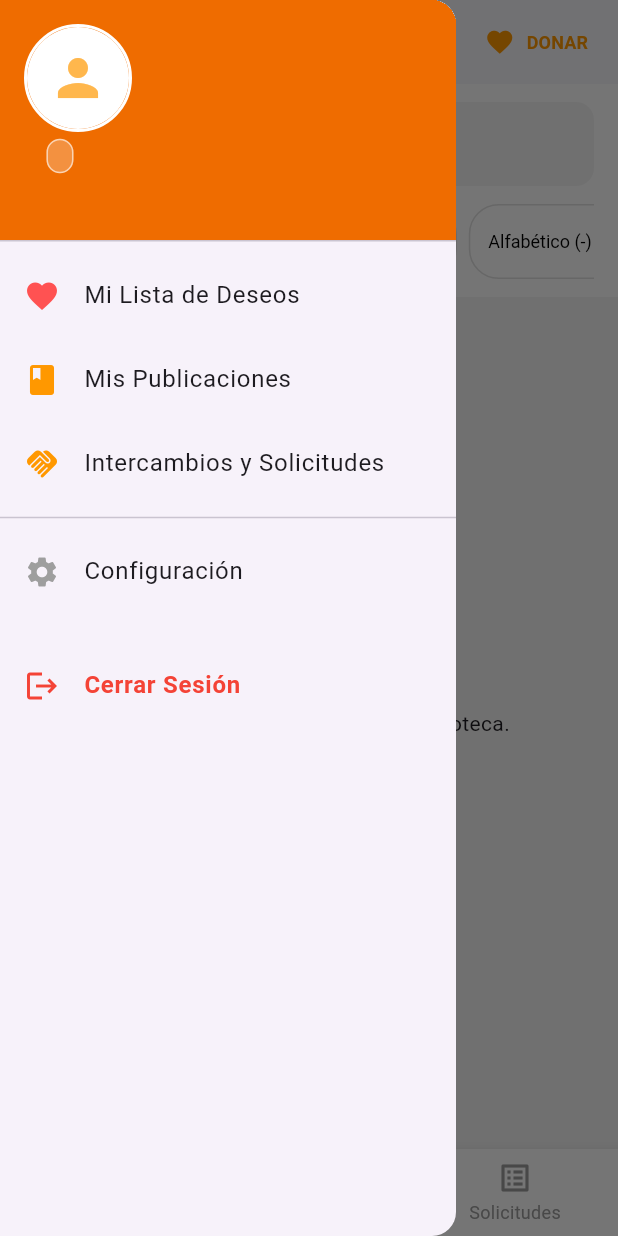
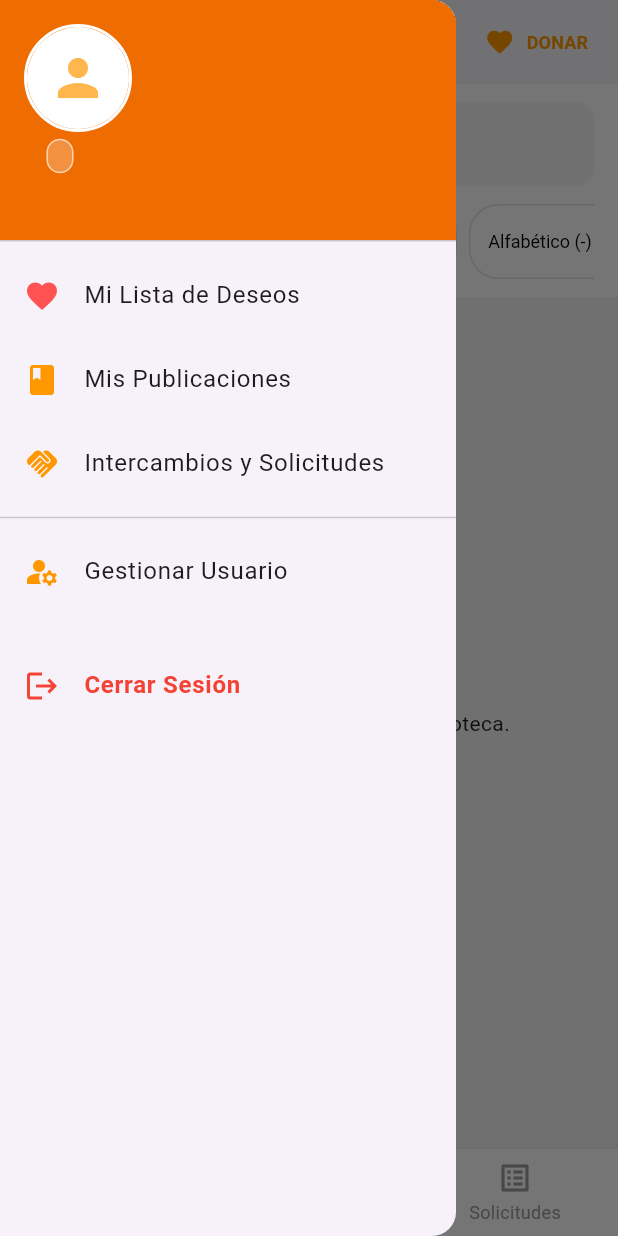
Before and after one commit to lbpm2004/BookMet, a Flutter app: the UsuarioScreen screen opened by its route, with the side drawer open, on a phone screen of 412 x 824 dp. Run offline on Flutter 3.47's test engine with Material 3 defaults, Android fonts, the light colour scheme and no system bars; our stand-ins replace cloud_firestore, firebase_auth, firebase_core, image_picker, supabase_flutter; accounts and stored records are empty.

Commit message:
Cambio de botón Configuración a Gestionar Usuario en menús

```diff
--- a/lib/screens/usuario_screen.dart
+++ b/lib/screens/usuario_screen.dart
@@ -107,24 +107,13 @@ class _UsuarioScreenState extends State<UsuarioScreen> {
                           ],
                         ),
                         accountEmail: Text(email),
-                        currentAccountPicture: Material(
-                          color: Colors.transparent,
-                          child: InkWell(
-                            customBorder: const CircleBorder(),
-                            splashColor: Colors.white.withOpacity(0.5),
-                            highlightColor: Colors.orange.withOpacity(0.3),
-                            onTap: () {
-                              Navigator.pop(context);
-                              Navigator.push(context, MaterialPageRoute(builder: (context) => const PerfilScreen()));
-                            },
-                            child: Container(
-                              decoration: BoxDecoration(shape: BoxShape.circle, border: Border.all(color: Colors.white, width: 2)),
-                              child: CircleAvatar(
-                                backgroundColor: Colors.white,
-                                backgroundImage: fotoUrl.isNotEmpty ? NetworkImage(fotoUrl) : null,
-                                child: fotoUrl.isEmpty ? Icon(Icons.person, size: 40, color: Colors.orange[300]) : null,
-                              ),
-                            ),
+                        // MODIFICACIÓN: Se eliminó el Material e InkWell para quitar el clic
+                        currentAccountPicture: Container(
+                          decoration: BoxDecoration(shape: BoxShape.circle, border: Border.all(color: Colors.white, width: 2)),
+                          child: CircleAvatar(
+                            backgroundColor: Colors.white,
+                            backgroundImage: fotoUrl.isNotEmpty ? NetworkImage(fotoUrl) : null,
+                            child: fotoUrl.isEmpty ? Icon(Icons.person, size: 40, color: Colors.orange[300]) : null,
                           ),
                         ),
                       ),
@@ -155,10 +144,14 @@ class _UsuarioScreenState extends State<UsuarioScreen> {
                         },
                       ),
                       const Divider(),
+                      // MODIFICACIÓN: Botón de Configuración ahora es Gestionar Usuario
                       ListTile(
-                        leading: const Icon(Icons.settings, color: Colors.grey),
-                        title: const Text('Configuración'),
-                        onTap: () => Navigator.pop(context),
+                        leading: const Icon(Icons.manage_accounts, color: Colors.orange),
+                        title: const Text('Gestionar Usuario'),
+                        onTap: () {
+                          Navigator.pop(context); // Cierra el menú lateral
+                          Navigator.push(context, MaterialPageRoute(builder: (context) => const PerfilScreen()));
+                        },
                       ),
                       const SizedBox(height: 20),
                       ListTile(
```
Also changed, not shown: lib/screens/admin_screen.dart (+13 -9 lines).
